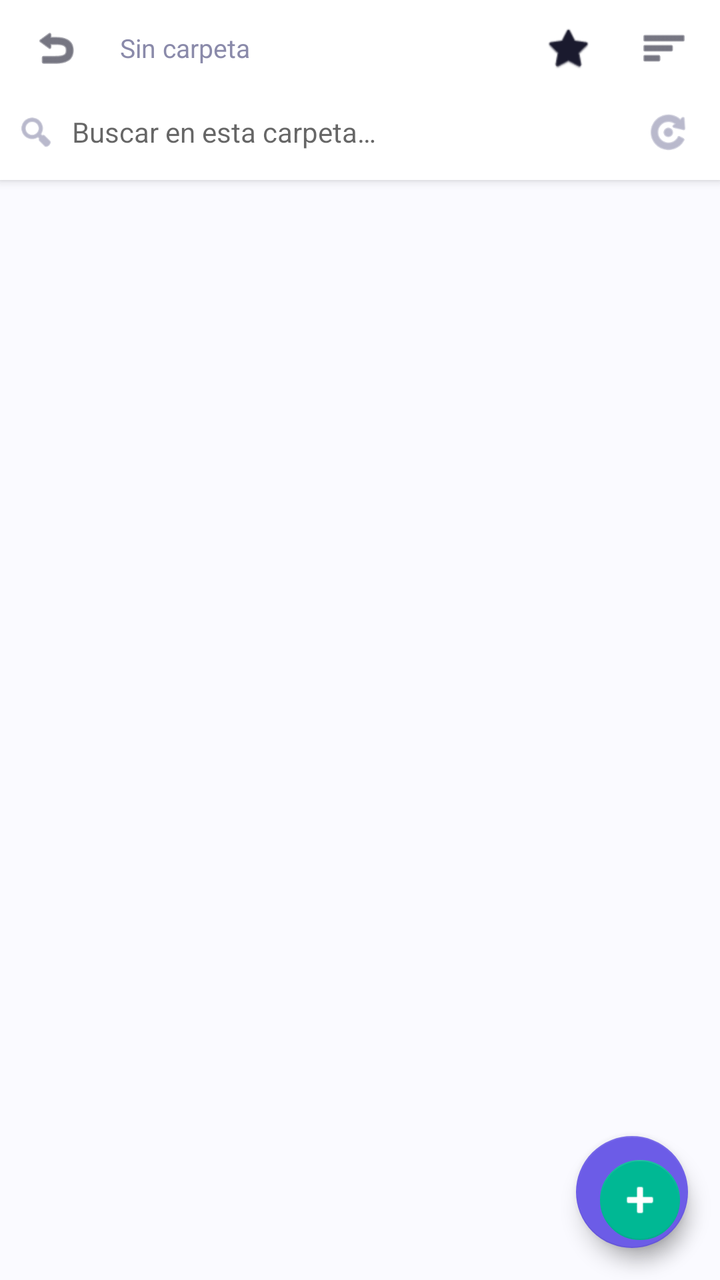
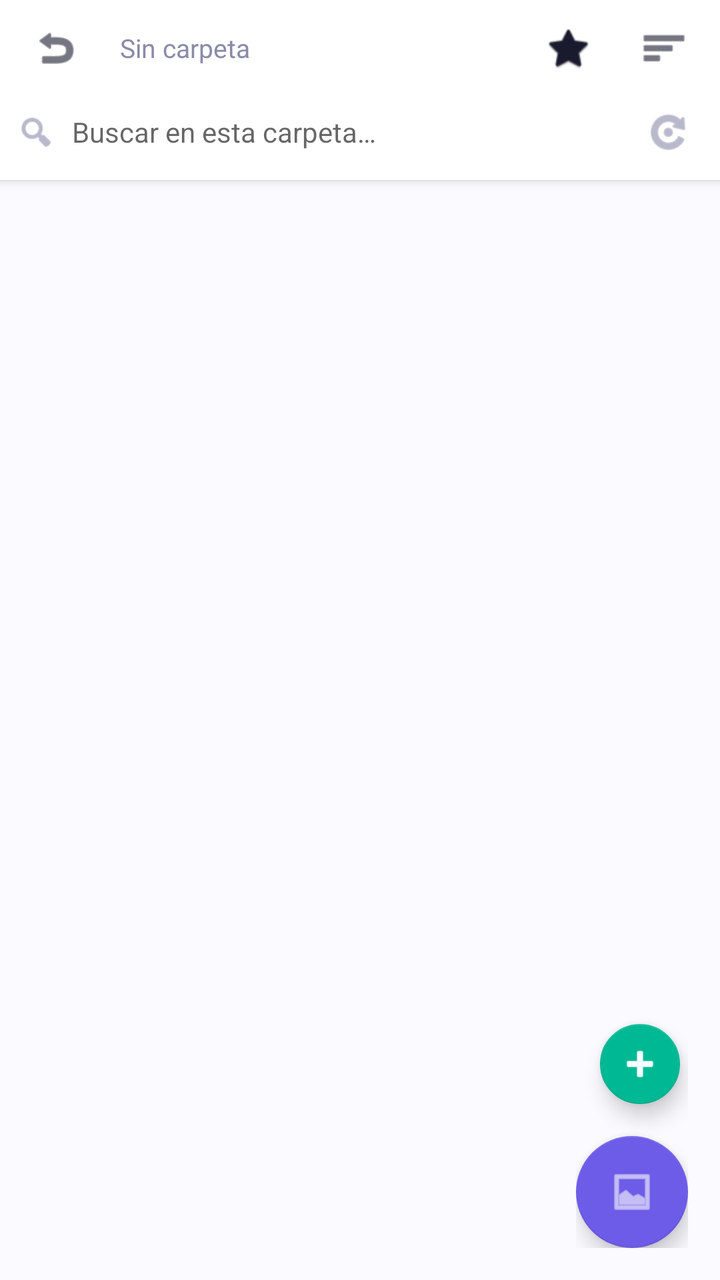

An Android layout rendered at two revisions. The XML below is the earlier revision; the diff shows what the commit changed to produce the second picture.
<!-- AndroidManifest.xml: application theme Theme.MiApp -->
<!-- res/layout/fragment_gestor.xml -->
<?xml version="1.0" encoding="utf-8"?>
<LinearLayout xmlns:android="http://schemas.android.com/apk/res/android"
    xmlns:app="http://schemas.android.com/apk/res-auto"
    android:layout_width="match_parent"
    android:layout_height="match_parent"
    android:orientation="vertical"
    android:background="@color/fondo">

    <LinearLayout
        android:id="@+id/barraNormal"
        android:layout_width="match_parent"
        android:layout_height="wrap_content"
        android:orientation="vertical"
        android:background="@color/barra_superior"
        android:elevation="3dp">

        <LinearLayout
            android:layout_width="match_parent"
            android:layout_height="wrap_content"
            android:orientation="horizontal"
            android:gravity="center_vertical"
            android:paddingStart="4dp"
            android:paddingEnd="4dp">

            <ImageView
                android:id="@+id/botonSubir"
                style="@style/BotonBarra"
                android:src="@android:drawable/ic_menu_revert"
                android:contentDescription="Subir nivel" />

            <TextView
                android:id="@+id/textoRuta"
                android:layout_width="0dp"
                android:layout_height="wrap_content"
                android:layout_weight="1"
                android:text="@string/sin_carpeta"
                android:textSize="13sp"
                android:textColor="@color/texto_secundario"
                android:maxLines="2"
                android:ellipsize="middle"
                android:paddingStart="8dp"
                android:paddingEnd="8dp" />

            <ImageView
                android:id="@+id/botonFavoritos"
                style="@style/BotonBarra"
                android:src="@android:drawable/btn_star_big_off"
                android:contentDescription="Favoritos" />

            <ImageView
                android:id="@+id/botonOrdenar"
                style="@style/BotonBarra"
                android:src="@android:drawable/ic_menu_sort_by_size"
                android:contentDescription="Ordenar" />
        </LinearLayout>

        <LinearLayout
            android:layout_width="match_parent"
            android:layout_height="wrap_content"
            android:orientation="horizontal"
            android:gravity="center_vertical"
            android:paddingStart="8dp"
            android:paddingEnd="8dp"
            android:paddingBottom="6dp">

            <ImageView
                android:layout_width="20dp"
                android:layout_height="20dp"
                android:src="@android:drawable/ic_menu_search"
                android:tint="@color/texto_secundario"
                android:contentDescription="Buscar" />

            <EditText
                android:id="@+id/entradaBusqueda"
                android:layout_width="0dp"
                android:layout_height="wrap_content"
                android:layout_weight="1"
                android:hint="Buscar en esta carpeta…"
                android:background="@null"
                android:inputType="text"
                android:textSize="14sp"
                android:paddingStart="8dp"
                android:paddingEnd="8dp"
                android:imeOptions="actionSearch"
                android:maxLines="1" />

            <ImageView
                android:id="@+id/botonBusquedaRecursiva"
                android:layout_width="36dp"
                android:layout_height="36dp"
                android:padding="6dp"
                android:background="?attr/selectableItemBackgroundBorderless"
                android:src="@android:drawable/ic_menu_rotate"
                android:tint="@color/texto_secundario"
                android:contentDescription="Buscar en subcarpetas" />

            <ImageView
                android:id="@+id/botonLimpiarBusqueda"
                android:layout_width="36dp"
                android:layout_height="36dp"
                android:padding="6dp"
                android:background="?attr/selectableItemBackgroundBorderless"
                android:src="@android:drawable/ic_menu_close_clear_cancel"
                android:tint="@color/texto_secundario"
                android:visibility="gone"
                android:contentDescription="Limpiar búsqueda" />
        </LinearLayout>
    </LinearLayout>

    <LinearLayout
        android:id="@+id/barraSeleccion"
        android:layout_width="match_parent"
        android:layout_height="wrap_content"
        android:orientation="horizontal"
        android:gravity="center_vertical"
        android:background="@color/barra_contextual"
        android:paddingStart="4dp"
        android:paddingEnd="4dp"
        android:visibility="gone"
        android:elevation="4dp">

        <ImageView
            android:id="@+id/botonCerrarSeleccion"
            style="@style/BotonBarra"
            android:src="@android:drawable/ic_menu_close_clear_cancel"
            android:tint="@android:color/white"
            android:contentDescription="Cancelar selección" />

        <TextView
            android:id="@+id/textoSeleccionados"
            android:layout_width="0dp"
            android:layout_height="wrap_content"
            android:layout_weight="1"
            android:textColor="@android:color/white"
            android:textSize="14sp"
            android:textStyle="bold"
            android:paddingStart="8dp" />

        <ImageView
            android:id="@+id/botonSelMover"
            style="@style/BotonBarra"
            android:src="@android:drawable/ic_menu_send"
            android:tint="@android:color/white"
            android:contentDescription="Mover" />

        <ImageView
            android:id="@+id/botonSelCopiar"
            style="@style/BotonBarra"
            android:src="@android:drawable/ic_menu_save"
            android:tint="@android:color/white"
            android:contentDescription="Copiar" />

        <ImageView
            android:id="@+id/botonSelCompartir"
            style="@style/BotonBarra"
            android:src="@android:drawable/ic_menu_share"
            android:tint="@android:color/white"
            android:contentDescription="Compartir" />

        <ImageView
            android:id="@+id/botonSelBorrar"
            style="@style/BotonBarra"
            android:src="@android:drawable/ic_menu_delete"
            android:tint="@android:color/white"
            android:contentDescription="Borrar" />
    </LinearLayout>

    <FrameLayout
        android:layout_width="match_parent"
        android:layout_height="0dp"
        android:layout_weight="1">

        <androidx.recyclerview.widget.RecyclerView
            android:id="@+id/listaArchivos"
            android:layout_width="match_parent"
            android:layout_height="match_parent"
            android:clipToPadding="false"
            android:paddingTop="6dp"
            android:paddingBottom="90dp"
            android:scrollbars="vertical" />

        <LinearLayout
            android:id="@+id/estadoVacio"
            android:layout_width="match_parent"
            android:layout_height="match_parent"
            android:orientation="vertical"
            android:gravity="center"
            android:visibility="gone"
            android:padding="32dp">

            <TextView
                android:id="@+id/iconoVacio"
                android:layout_width="wrap_content"
                android:layout_height="wrap_content"
                android:text="📂"
                android:textSize="64sp" />

            <TextView
                android:id="@+id/textoVacio"
                android:layout_width="wrap_content"
                android:layout_height="wrap_content"
                android:text="@string/elige_carpeta"
                android:textSize="15sp"
                android:textColor="@color/texto_secundario"
                android:gravity="center"
                android:layout_marginTop="12dp" />
        </LinearLayout>

        <com.google.android.material.floatingactionbutton.FloatingActionButton
            android:id="@+id/fabCarpeta"
            android:layout_width="wrap_content"
            android:layout_height="wrap_content"
            android:layout_gravity="bottom|end"
            android:layout_margin="16dp"
            android:src="@android:drawable/ic_menu_gallery"
            android:contentDescription="Elegir carpeta"
            app:backgroundTint="@color/primario"
            app:tint="@android:color/white" />

        <com.google.android.material.floatingactionbutton.FloatingActionButton
            android:id="@+id/fabCrear"
            android:layout_width="wrap_content"
            android:layout_height="wrap_content"
            android:layout_gravity="bottom|end"
            android:layout_margin="16dp"
            android:layout_marginBottom="88dp"
            android:src="@android:drawable/ic_input_add"
            android:contentDescription="Crear"
            app:backgroundTint="@color/acento"
            app:tint="@android:color/white"
            app:fabSize="mini" />

        <com.google.android.material.floatingactionbutton.FloatingActionButton
            android:id="@+id/fabPegar"
            android:layout_width="wrap_content"
            android:layout_height="wrap_content"
            android:layout_gravity="bottom|end"
            android:layout_margin="16dp"
            android:layout_marginBottom="136dp"
            android:src="@android:drawable/ic_menu_add"
            android:contentDescription="Pegar aquí"
            app:backgroundTint="#F39C12"
            app:tint="@android:color/white"
            app:fabSize="mini"
            android:visibility="gone" />
    </FrameLayout>
</LinearLayout>
<!-- resources referenced by this layout -->
<resources>
  <color name="acento">#00B894</color>
  <color name="barra_contextual">#6C5CE7</color>
  <color name="barra_superior">#FFFFFF</color>
  <color name="fondo">#FAFAFF</color>
  <color name="primario">#6C5CE7</color>
  <color name="texto_secundario">#8A8AAA</color>
  <string name="elige_carpeta">Toca «Elegir carpeta» para empezar</string>
  <string name="sin_carpeta">Sin carpeta</string>
  <style name="BotonBarra">
          <item name="android:background">?attr/selectableItemBackgroundBorderless</item>
          <item name="android:layout_width">48dp</item>
          <item name="android:layout_height">48dp</item>
          <item name="android:padding">12dp</item>
          <item name="android:scaleType">centerInside</item>
          <item name="android:tint">@color/texto</item>
      </style>
  <style name="Theme.MiApp" parent="Theme.MaterialComponents.DayNight.NoActionBar">
          <item name="colorPrimary">@color/primario</item>
          <item name="colorPrimaryDark">@color/primario_oscuro</item>
          <item name="colorAccent">@color/acento</item>
      </style>
  <color name="texto">#1A1A2E</color>
  <color name="primario_oscuro">#483BB5</color>
</resources>

<!-- the commit's change to res/layout/fragment_gestor.xml (unified diff, before → after) -->
@@ -206,42 +206,45 @@
                 android:layout_marginTop="12dp" />
         </LinearLayout>
 
-        <com.google.android.material.floatingactionbutton.FloatingActionButton
-            android:id="@+id/fabCarpeta"
-            android:layout_width="wrap_content"
-            android:layout_height="wrap_content"
-            android:layout_gravity="bottom|end"
-            android:layout_margin="16dp"
-            android:src="@android:drawable/ic_menu_gallery"
-            android:contentDescription="Elegir carpeta"
-            app:backgroundTint="@color/primario"
-            app:tint="@android:color/white" />
-
-        <com.google.android.material.floatingactionbutton.FloatingActionButton
-            android:id="@+id/fabCrear"
-            android:layout_width="wrap_content"
-            android:layout_height="wrap_content"
-            android:layout_gravity="bottom|end"
-            android:layout_margin="16dp"
-            android:layout_marginBottom="88dp"
-            android:src="@android:drawable/ic_input_add"
-            android:contentDescription="Crear"
-            app:backgroundTint="@color/acento"
-            app:tint="@android:color/white"
-            app:fabSize="mini" />
-
-        <com.google.android.material.floatingactionbutton.FloatingActionButton
-            android:id="@+id/fabPegar"
-            android:layout_width="wrap_content"
-            android:layout_height="wrap_content"
-            android:layout_gravity="bottom|end"
-            android:layout_margin="16dp"
-            android:layout_marginBottom="136dp"
-            android:src="@android:drawable/ic_menu_add"
-            android:contentDescription="Pegar aquí"
-            app:backgroundTint="#F39C12"
-            app:tint="@android:color/white"
-            app:fabSize="mini"
-            android:visibility="gone" />
+<LinearLayout
+    android:layout_width="wrap_content"
+    android:layout_height="wrap_content"
+    android:layout_gravity="bottom|end"
+    android:layout_margin="16dp"
+    android:orientation="vertical"
+    android:gravity="end">
+
+    <com.google.android.material.floatingactionbutton.FloatingActionButton
+        android:id="@+id/fabPegar"
+        android:layout_width="wrap_content"
+        android:layout_height="wrap_content"
+        android:layout_marginBottom="12dp"
+        android:src="@android:drawable/ic_menu_add"
+        android:contentDescription="Pegar aquí"
+        app:backgroundTint="#F39C12"
+        app:tint="@android:color/white"
+        app:fabSize="mini"
+        android:visibility="gone" />
+
+    <com.google.android.material.floatingactionbutton.FloatingActionButton
+        android:id="@+id/fabCrear"
+        android:layout_width="wrap_content"
+        android:layout_height="wrap_content"
+        android:layout_marginBottom="12dp"
+        android:src="@android:drawable/ic_input_add"
+        android:contentDescription="Crear"
+        app:backgroundTint="@color/acento"
+        app:tint="@android:color/white"
+        app:fabSize="mini" />
+
+    <com.google.android.material.floatingactionbutton.FloatingActionButton
+        android:id="@+id/fabCarpeta"
+        android:layout_width="wrap_content"
+        android:layout_height="wrap_content"
+        android:src="@android:drawable/ic_menu_gallery"
+        android:contentDescription="Elegir carpeta"
+        app:backgroundTint="@color/primario"
+        app:tint="@android:color/white" />
+</LinearLayout>
     </FrameLayout>
 </LinearLayout>
